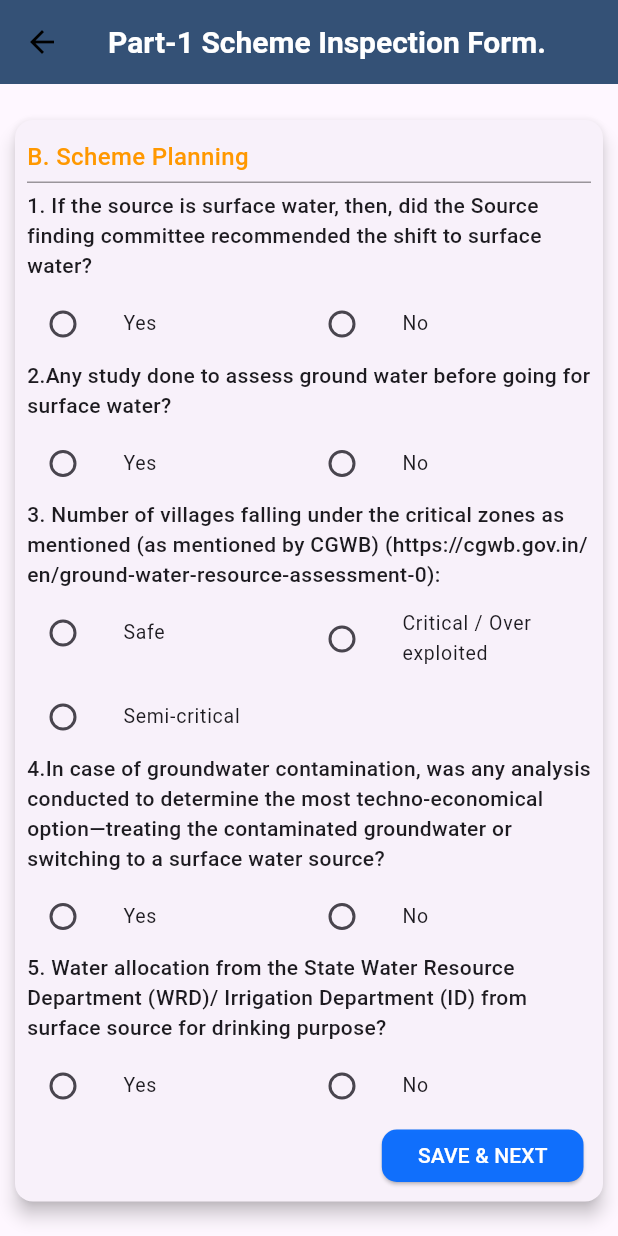
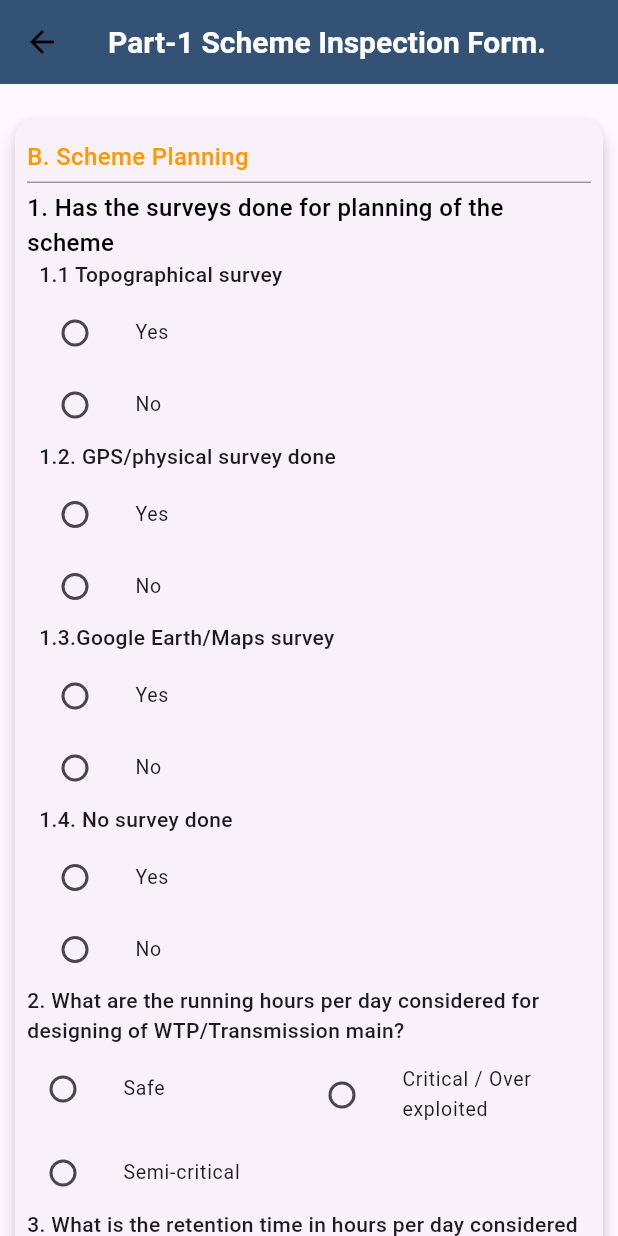
Before and after one commit to shubhamdevgupta/cno_inspector, a Flutter app: the SchemePlanningScreen screen opened by its route, on a phone screen of 412 x 824 dp. Run offline on Flutter 3.47's test engine with Material 3 defaults, Android fonts, the light colour scheme and no system bars; our stand-ins replace connectivity_plus, device_info_plus, flutter_image_compress, fluttertoast, image_picker, shared_preferences; missing offline and left inert: encrypt; accounts and stored records are empty.

Commit message:
initial commit for form 11

```diff
--- a/lib/views/schemeInfo/SchemePlanningScreen.dart
+++ b/lib/views/schemeInfo/SchemePlanningScreen.dart
@@ -1,3 +1,4 @@
+import 'package:cno_inspection/views/schemeInfo/SourceScreen.dart';
 import 'package:flutter/material.dart';
 
 import '../../utils/CustomRadioQuestion.dart';
@@ -25,9 +26,9 @@ class _SchemePlanningScreen extends State<SchemePlanningScreen> {
     return WillPopScope(
       onWillPop: () async {
         // Replace the current route with a new one
-        /*   Navigator.of(context).pushReplacement(
-          MaterialPageRoute(builder: (_) => VillageList()),
-        );*/
+           Navigator.of(context).pushReplacement(
+          MaterialPageRoute(builder: (_) => SourceScreenQuestions()),
+        );
 
         // Return false to prevent the default back navigation behavior
         return false;
@@ -82,8 +83,17 @@ class _SchemePlanningScreen extends State<SchemePlanningScreen> {
                             SizedBox(
                               height: 5,
                             ),
-                            CustomRadioQuestion(
-                              questionText: "1.	If the source is surface water, then, did the Source finding committee recommended the shift to surface water? ",
+                            Text(
+                              "1.	Has the surveys done for planning of the scheme ",
+                              style: TextStyle(
+                                  fontWeight: FontWeight.w500,
+                                  fontSize: 16,
+                                  color: Colors.black),
+                            ),
+                            Padding(
+                              padding: const EdgeInsets.only(left: 8.0),
+                              child: CustomRadioQuestion(
+                                questionText: "1.1	Topographical survey",
                                 options: const ['Yes', 'No'], // You can pass more options if needed
                                 selectedValue: selectedValueQ1,
                                 onChanged: (val) {
@@ -92,9 +102,12 @@ class _SchemePlanningScreen extends State<SchemePlanningScreen> {
                                   });
                                 },
                               ),
+                            ),
 
-                            CustomRadioQuestion(
-                              questionText: "2.Any study done to assess ground water before going for surface water?",
+                            Padding(
+                              padding: const EdgeInsets.only(left: 8.0),
+                              child: CustomRadioQuestion(
+                                questionText: "1.2.	GPS/physical survey done",
                                 options: ['Yes', 'No'], // You can pass more options if needed
                                 selectedValue: selectedValueQ1,
                                 onChanged: (val) {
@@ -103,8 +116,37 @@ class _SchemePlanningScreen extends State<SchemePlanningScreen> {
                                   });
                                 },
                               ),
+                            ),
+                            Padding(
+                              padding: const EdgeInsets.only(left: 8.0),
+                              child: CustomRadioQuestion(
+                                questionText: "1.3.Google Earth/Maps survey	",
+                                options: ['Yes', 'No'], // You can pass more options if needed
+                                selectedValue: selectedValueQ1,
+                                onChanged: (val) {
+                                  setState(() {
+                                    selectedValueQ1 = val;
+                                  });
+                                },
+                              ),
+                            ),
+
+                            Padding(
+                              padding: const EdgeInsets.only(left: 8.0),
+                              child: CustomRadioQuestion(
+                                questionText: "1.4.	No survey done	",
+                                options: ['Yes', 'No'], // You can pass more options if needed
+                                selectedValue: selectedValueQ1,
+                                onChanged: (val) {
+                                  setState(() {
+                                    selectedValueQ1 = val;
+                                  });
+                                },
+                              ),
+                            ),
+
                             CustomRadioQuestion(
-                              questionText: "3.	Number of villages falling under the critical zones as mentioned (as mentioned by CGWB) (https://cgwb.gov.in/en/ground-water-resource-assessment-0):",
+                              questionText: "2.	What are the running hours per day considered for designing of WTP/Transmission main?",
                               options: ['Safe', 'Critical / Over exploited','Semi-critical'], // You can pass more options if needed
                               selectedValue: selectedValueQ1,
                               onChanged: (val) {
@@ -114,7 +156,10 @@ class _SchemePlanningScreen extends State<SchemePlanningScreen> {
                               },
                             ),
                             CustomRadioQuestion(
-                              questionText: "4.In case of groundwater contamination, was any analysis conducted to determine the most techno-economical option—treating the contaminated groundwater or switching to a surface water source? ",
+                              questionText: "3.	What is the retention time in hours per day considered for design of ",
+                              /*o	OHSR/OHT/ESR			:	hrs.
+o	MBR				:	hrs.
+*/
                               options: ['Yes', 'No'], // You can pass more options if needed
                               selectedValue: selectedValueQ1,
                               onChanged: (val) {
```
Lines whose indentation alone changed are shown as unchanged.
